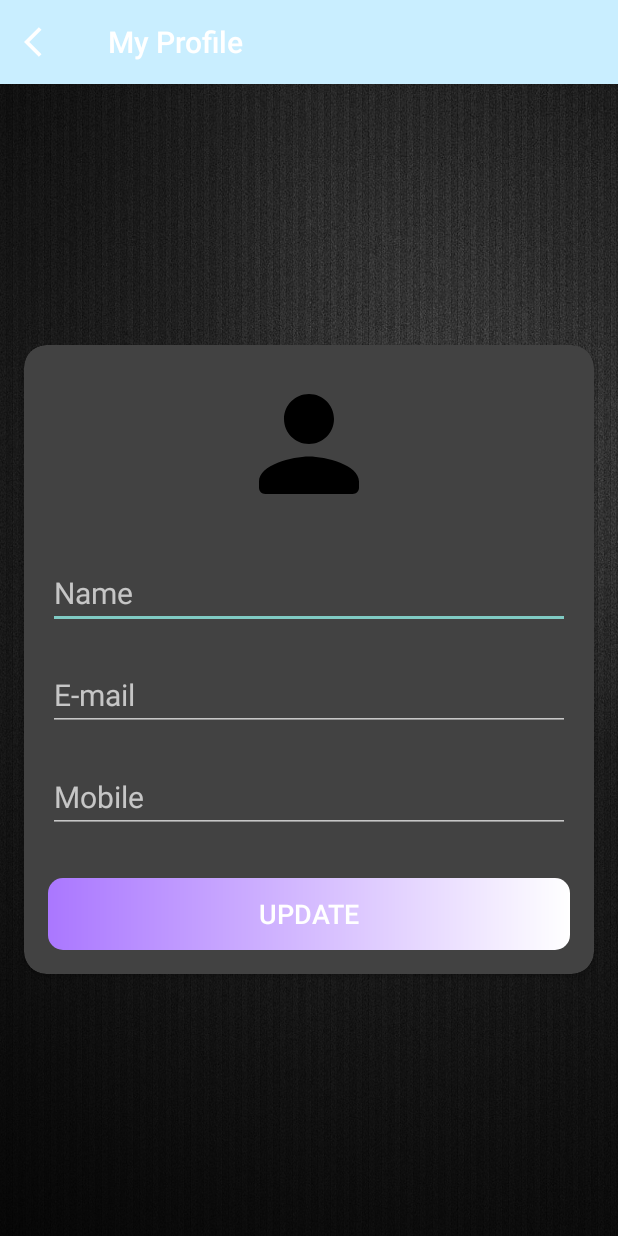
After one commit to livbogdan/ExamenProject, an Android app: the MyProfileActivity screen opened directly, with no data from a screen before it, on a phone screen of 412 x 824 dp. The commit adds this screen. Run offline under Robolectric (Android 15) with nearby library versions, the phone set to English and light mode, and no system bars; our stand-ins replace CircleImageView, Firebase (no records; nobody signed in at launch, a user with empty details on screens opened directly); 5 statements that could not run were skipped.

Commit message:
Uppdate 13/04/2023
Added:
My profile activity with allmost full functionality (only get data from firestore)
Thrird-party implementation called Glide
Removed:
"deprication" in every .KT files

```diff
--- a/app/build.gradle
+++ b/app/build.gradle
@@ -10,7 +10,7 @@ android {
     compileSdk 33
 
     defaultConfig {
-        applicationId "com.livbogdan.examenproject"
+        applicationId 'com.livbogdan.examenproject'
         minSdk 25
         targetSdk 33
         versionCode 1
@@ -47,6 +47,8 @@ dependencies {
     implementation "com.google.firebase:firebase-firestore-ktx:24.4.5"
     implementation "com.google.firebase:firebase-firestore:24.4.5"
     implementation "de.hdodenhof:circleimageview:3.1.0"
+    implementation 'com.github.bumptech.glide:glide:4.15.1'
+
     testImplementation 'junit:junit:4.13.2'
     androidTestImplementation 'androidx.test.ext:junit:1.1.5'
     androidTestImplementation 'androidx.test.espresso:espresso-core:3.5.1'
--- /dev/null
+++ b/app/src/main/java/com/livbogdan/examenproject/activitys/MyProfileActivity.kt
@@ -0,0 +1,59 @@
+package com.livbogdan.examenproject.activitys
+
+import androidx.appcompat.app.AppCompatActivity
+import android.os.Bundle
+import android.widget.EditText
+import android.widget.TextView
+import androidx.appcompat.widget.Toolbar
+import com.bumptech.glide.Glide
+import com.livbogdan.examenproject.R
+import com.livbogdan.examenproject.firebase.FirestoreClass
+import com.livbogdan.examenproject.models.User
+import de.hdodenhof.circleimageview.CircleImageView
+
+class MyProfileActivity : AppCompatActivity() {
+    override fun onCreate(savedInstanceState: Bundle?) {
+        super.onCreate(savedInstanceState)
+        setContentView(R.layout.activity_my_profile)
+
+        setupActionBar()
+
+        FirestoreClass().loadUserData(this)
+    }
+
+    private fun setupActionBar(){
+        val toolbar: Toolbar = findViewById(R.id.tb_my_profile_activity)
+        setSupportActionBar(toolbar)
+
+        val actionBar = supportActionBar
+        if (actionBar != null){
+            actionBar.setDisplayHomeAsUpEnabled(true)
+            actionBar.setHomeAsUpIndicator(R.drawable.back_icon)
+            actionBar.title =resources.getString(R.string.my_profile)
+        }
+
+        toolbar.setNavigationOnClickListener {
+            onBackPressedDispatcher.onBackPressed()
+        }
+    }
+
+    fun setUserDataUI(user: User){
+        val navUserImage: CircleImageView = findViewById(R.id.iv_my_profile_user_image)
+        val etName: EditText = findViewById(R.id.et_name_my_profile)
+        val etEmail: EditText = findViewById(R.id.et_email_my_profile)
+        val etMobile: EditText = findViewById(R.id.et_mobile_my_profile)
+
+        Glide
+            .with(this)
+            .load(user.image)
+            .centerCrop()
+            .placeholder(R.drawable.ic_user_place_holder)
+            .into(navUserImage)
+
+        etName.setText(user.name)
+        etEmail.setText(user.email)
+        if (user.mobile != 0L){
+            etMobile.setText(user.mobile.toString())
+        }
+    }
+}
--- a/app/src/main/java/com/livbogdan/examenproject/activitys/SignInActivity.kt
+++ b/app/src/main/java/com/livbogdan/examenproject/activitys/SignInActivity.kt
@@ -26,7 +26,7 @@ class SignInActivity : BaseActivity() {
 
 	}
 
-	@Suppress("DEPRECATION")
+
 	private fun setupActionBar() {
 		val toolbar = findViewById<Toolbar>(R.id.tb_sign_in)
 		setSupportActionBar(toolbar)
@@ -38,7 +38,7 @@ class SignInActivity : BaseActivity() {
 		}
 
 		toolbar.setNavigationOnClickListener {
-			onBackPressed()
+			onBackPressedDispatcher.onBackPressed()
 		}
 
 	}
--- a/app/src/main/java/com/livbogdan/examenproject/activitys/SignUpActivity.kt
+++ b/app/src/main/java/com/livbogdan/examenproject/activitys/SignUpActivity.kt
@@ -13,7 +13,6 @@ import com.livbogdan.examenproject.R
 import com.livbogdan.examenproject.firebase.FirestoreClass
 import com.livbogdan.examenproject.models.User
 
-@Suppress("DEPRECATION")
 class SignUpActivity : BaseActivity() {
 	override fun onCreate(savedInstanceState: Bundle?) {
 		super.onCreate(savedInstanceState)
@@ -33,7 +32,7 @@ class SignUpActivity : BaseActivity() {
 		}
 
 		toolbar.setNavigationOnClickListener {
-			onBackPressed()
+			onBackPressedDispatcher.onBackPressed()
 		}
 	}
 
--- a/app/src/main/java/com/livbogdan/examenproject/firebase/FirestoreClass.kt
+++ b/app/src/main/java/com/livbogdan/examenproject/firebase/FirestoreClass.kt
@@ -1,9 +1,12 @@
 package com.livbogdan.examenproject.firebase
 
+import android.app.Activity
 import android.util.Log
 import com.google.firebase.auth.FirebaseAuth
 import com.google.firebase.firestore.FirebaseFirestore
 import com.google.firebase.firestore.SetOptions
+import com.livbogdan.examenproject.activitys.MainActivity
+import com.livbogdan.examenproject.activitys.MyProfileActivity
 import com.livbogdan.examenproject.activitys.SignInActivity
 import com.livbogdan.examenproject.activitys.SignUpActivity
 import com.livbogdan.examenproject.models.User
@@ -42,18 +45,36 @@ class FirestoreClass {
 
     }
 
-    fun signInUser(activity: SignInActivity){
+    fun loadUserData(activity: Activity){
         mFireStore.collection(Constants.USERS)
             .document(getCurrentUserId())
             .get()
             .addOnSuccessListener {document ->
-                val loggedInUser = document.toObject(User::class.java)
-                if (loggedInUser != null)
-                    activity.signInSuccess(loggedInUser)
+                val loggedInUser = document.toObject(User::class.java)!!
+
+                when(activity){
+                    is SignInActivity -> {
+                        activity.signInSuccess(loggedInUser)
+                    }
+                    is MainActivity -> {
+                        activity.updateNavigationUserDetails(loggedInUser)
+                    }
+                    is MyProfileActivity -> {
+                        activity.setUserDataUI(loggedInUser)
+                    }
+                }
+
             }.addOnFailureListener {
                     e->
+                when(activity){
+                    is SignInActivity -> {
+                        activity.hideProgressDialog()
+                    }
+                    is MainActivity -> {
+                        activity.hideProgressDialog()
+                    }
+                }
                 Log.e("signInUser", "Error writing document", e)
             }
     }
-
 }
--- /dev/null
+++ b/app/src/main/res/layout/activity_my_profile.xml
@@ -0,0 +1,102 @@
+<?xml version="1.0" encoding="utf-8"?>
+<LinearLayout
+    xmlns:android="http://schemas.android.com/apk/res/android"
+    xmlns:app="http://schemas.android.com/apk/res-auto"
+    xmlns:tools="http://schemas.android.com/tools"
+    android:layout_width="match_parent"
+    android:layout_height="match_parent"
+    android:orientation="vertical"
+    tools:context=".activitys.MyProfileActivity">
+
+    <com.google.android.material.appbar.AppBarLayout
+        android:layout_width="match_parent"
+        android:layout_height="wrap_content"
+        android:theme="@style/AppTheme.AppBarOverlay">
+
+        <androidx.appcompat.widget.Toolbar
+            android:id="@+id/tb_my_profile_activity"
+            android:layout_width="match_parent"
+            android:layout_height="?attr/actionBarSize"
+            android:background="@color/colorSecondary"
+            app:popupTheme="@style/AppTheme.PopupOverlay" />
+    </com.google.android.material.appbar.AppBarLayout>
+
+    <LinearLayout
+        android:layout_width="match_parent"
+        android:layout_height="match_parent"
+        android:background="@drawable/ic_background"
+        android:gravity="center">
+
+        <androidx.cardview.widget.CardView
+            android:layout_width="match_parent"
+            android:layout_height="wrap_content"
+            android:layout_marginStart="@dimen/my_profile_screen_content_marginStartEnd"
+            android:layout_marginTop="@dimen/my_profile_screen_content_marginTopBottom"
+            android:layout_marginEnd="@dimen/my_profile_screen_content_marginStartEnd"
+            android:layout_marginBottom="@dimen/my_profile_screen_content_marginTopBottom"
+            android:elevation="@dimen/card_view_elevation"
+            app:cardCornerRadius="@dimen/card_view_corner_radius">
+
+            <LinearLayout
+                android:layout_width="match_parent"
+                android:layout_height="wrap_content"
+                android:gravity="center_horizontal"
+                android:orientation="vertical"
+                android:padding="@dimen/my_profile_screen_content_padding">
+
+                <de.hdodenhof.circleimageview.CircleImageView
+                    android:id="@+id/iv_my_profile_user_image"
+                    android:layout_width="@dimen/my_profile_user_image_size"
+                    android:layout_height="@dimen/my_profile_user_image_size"
+                    android:contentDescription="@string/image_content_description"
+                    android:src="@drawable/ic_user_place_holder" />
+
+                <EditText
+                    android:id="@+id/et_name_my_profile"
+                    android:layout_width="match_parent"
+                    android:layout_height="wrap_content"
+                    android:layout_marginTop="@dimen/my_profile_name_til_marginTop"
+                    android:ems="10"
+                    android:hint="@string/name"
+                    android:inputType="textPersonName"
+                    android:textSize="@dimen/et_text_size" />
+
+
+                <EditText
+                    android:id="@+id/et_email_my_profile"
+                    android:layout_width="match_parent"
+                    android:layout_height="wrap_content"
+                    android:layout_marginTop="@dimen/my_profile_et_email_marginTop"
+                    android:ems="10"
+                    android:hint="@string/email"
+                    android:inputType="textEmailAddress"
+                    android:textSize="@dimen/et_text_size" />
+
+                <EditText
+                    android:id="@+id/et_mobile_my_profile"
+                    android:layout_width="match_parent"
+                    android:layout_height="wrap_content"
+                    android:layout_marginTop="@dimen/my_profile_et_mobile_marginTop"
+                    android:hint="@string/mobile"
+                    android:inputType="phone"
+                    android:textSize="@dimen/et_text_size" />
+
+                <Button
+                    android:id="@+id/btn_update"
+                    android:layout_width="match_parent"
+                    android:layout_height="wrap_content"
+                    android:layout_gravity="center"
+                    android:layout_marginTop="@dimen/my_profile_btn_update_marginTop"
+                    android:background="@drawable/shape_button_rounded"
+                    android:foreground="?attr/selectableItemBackground"
+                    android:gravity="center"
+                    android:paddingTop="@dimen/btn_paddingTopBottom"
+                    android:paddingBottom="@dimen/btn_paddingTopBottom"
+                    android:text="@string/update"
+                    android:textColor="@android:color/white"
+                    android:textSize="@dimen/btn_text_size" />
+            </LinearLayout>
+        </androidx.cardview.widget.CardView>
+    </LinearLayout>
+
+</LinearLayout>
--- a/app/src/main/res/values/dimens.xml
+++ b/app/src/main/res/values/dimens.xml
@@ -17,6 +17,9 @@
     <dimen name="btn_paddingTopBottom">8dp</dimen>
     <dimen name="intro_screen_sign_up_btn_marginTop">15dp</dimen>
     <dimen name="btn_text_size">18sp</dimen>
+    <dimen name="et_layout_height">70dp</dimen>
+    <dimen name="et_layout_weight">350dp</dimen>
+    <dimen name="btn_layout_width">250dp</dimen>
 
     //SignUP/In Activity
     <dimen name="sign_up_screen_btn_marginTop">30dp</dimen>
@@ -47,4 +50,14 @@
     <dimen name="nav_image_circular_border_width">1dp</dimen>
     <dimen name="nav_divider_height">0.5dp</dimen>
 
+    //My Profile
+    <dimen name="my_profile_screen_content_marginStartEnd">16dp</dimen>
+    <dimen name="my_profile_screen_content_marginTopBottom">10dp</dimen>
+    <dimen name="my_profile_screen_content_padding">16dp</dimen>
+    <dimen name="my_profile_user_image_size">100dp</dimen>
+    <dimen name="my_profile_name_til_marginTop">25dp</dimen>
+    <dimen name="my_profile_et_email_marginTop">20dp</dimen>
+    <dimen name="my_profile_et_mobile_marginTop">20dp</dimen>
+    <dimen name="my_profile_btn_update_marginTop">30dp</dimen>
+
 </resources>
--- a/app/src/main/res/values/strings.xml
+++ b/app/src/main/res/values/strings.xml
@@ -19,4 +19,8 @@
     <string name="nav_my_profile">My Profile</string>
     <string name="nav_sign_out">Sign Out</string>
 
+    <string name="mobile">Mobile</string>
+    <string name="update">UPDATE</string>
+    <string name="my_profile">My Profile</string>
+
 </resources>
```
Also changed, not shown: app/src/main/AndroidManifest.xml (+7 -2 lines), app/src/main/java/com/livbogdan/examenproject/activitys/BaseActivity.kt (+9 -3 lines), app/src/main/java/com/livbogdan/examenproject/activitys/MainActivity.kt (+25 -1 lines).
